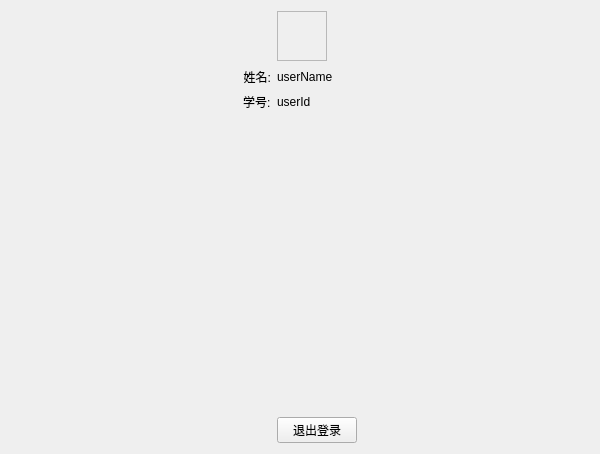
The window that ui_src/userInfo.ui (fx-tourist/ahutTool) describes before a commit, drawn with Qt 5.
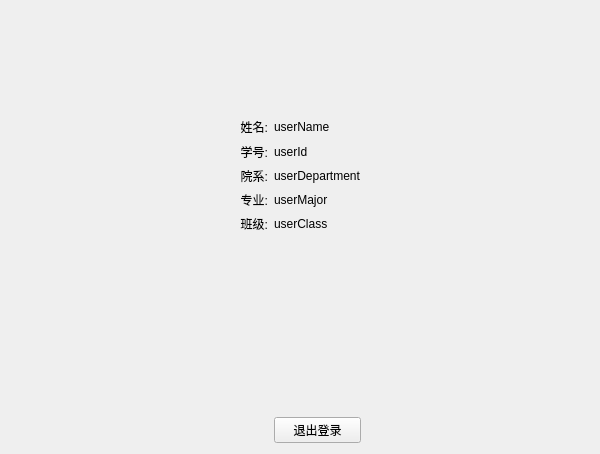
The same window after the commit.

Commit message: login logic finished

```diff
--- a/ui_src/userInfo.ui
+++ b/ui_src/userInfo.ui
@@ -15,51 +15,96 @@
   </property>
   <layout class="QGridLayout" name="gridLayout">
    <item row="3" column="1">
-    <widget class="QLabel" name="userNameTxt">
-     <property name="maximumSize">
-      <size>
-       <width>120</width>
-       <height>16777215</height>
-      </size>
+    <widget class="QLabel" name="userIdTxt">
+     <property name="sizePolicy">
+      <sizepolicy hsizetype="Preferred" vsizetype="Preferred">
+       <horstretch>0</horstretch>
+       <verstretch>0</verstretch>
+      </sizepolicy>
      </property>
      <property name="text">
-      <string>姓名:</string>
+      <string>学号:</string>
      </property>
      <property name="alignment">
       <set>Qt::AlignmentFlag::AlignRight|Qt::AlignmentFlag::AlignTrailing|Qt::AlignmentFlag::AlignVCenter</set>
      </property>
     </widget>
    </item>
-   <item row="1" column="2">
-    <widget class="QFrame" name="userAvatar">
-     <property name="minimumSize">
+   <item row="2" column="3">
+    <spacer name="horizontalSpacer">
+     <property name="orientation">
+      <enum>Qt::Orientation::Horizontal</enum>
+     </property>
+     <property name="sizeHint" stdset="0">
       <size>
-       <width>50</width>
-       <height>50</height>
+       <width>40</width>
+       <height>20</height>
       </size>
      </property>
-     <property name="maximumSize">
+    </spacer>
+   </item>
+   <item row="2" column="0">
+    <spacer name="horizontalSpacer_2">
+     <property name="orientation">
+      <enum>Qt::Orientation::Horizontal</enum>
+     </property>
+     <property name="sizeHint" stdset="0">
       <size>
-       <width>50</width>
-       <height>50</height>
+       <width>40</width>
+       <height>20</height>
       </size>
      </property>
-     <property name="frameShape">
-      <enum>QFrame::Shape::StyledPanel</enum>
-     </property>
-     <property name="frameShadow">
-      <enum>QFrame::Shadow::Raised</enum>
-     </property>
-    </widget>
+    </spacer>
    </item>
-   <item row="4" column="2">
-    <widget class="QLabel" name="userId">
+   <item row="6" column="1">
+    <widget class="QLabel" name="classTxt">
+     <property name="sizePolicy">
+      <sizepolicy hsizetype="Preferred" vsizetype="Preferred">
+       <horstretch>0</horstretch>
+       <verstretch>0</verstretch>
+      </sizepolicy>
+     </property>
      <property name="text">
-      <string>userId</string>
+      <string>班级:</string>
+     </property>
+     <property name="alignment">
+      <set>Qt::AlignmentFlag::AlignRight|Qt::AlignmentFlag::AlignTrailing|Qt::AlignmentFlag::AlignVCenter</set>
      </property>
     </widget>
    </item>
    <item row="5" column="2">
+    <widget class="QLabel" name="userMajor">
+     <property name="sizePolicy">
+      <sizepolicy hsizetype="Preferred" vsizetype="Preferred">
+       <horstretch>0</horstretch>
+       <verstretch>0</verstretch>
+      </sizepolicy>
+     </property>
+     <property name="text">
+      <string>userMajor</string>
+     </property>
+     <property name="alignment">
+      <set>Qt::AlignmentFlag::AlignLeading|Qt::AlignmentFlag::AlignLeft|Qt::AlignmentFlag::AlignVCenter</set>
+     </property>
+    </widget>
+   </item>
+   <item row="4" column="2">
+    <widget class="QLabel" name="userDepartment">
+     <property name="sizePolicy">
+      <sizepolicy hsizetype="Preferred" vsizetype="Preferred">
+       <horstretch>0</horstretch>
+       <verstretch>0</verstretch>
+      </sizepolicy>
+     </property>
+     <property name="text">
+      <string>userDepartment</string>
+     </property>
+     <property name="alignment">
+      <set>Qt::AlignmentFlag::AlignLeading|Qt::AlignmentFlag::AlignLeft|Qt::AlignmentFlag::AlignVCenter</set>
+     </property>
+    </widget>
+   </item>
+   <item row="8" column="2">
     <spacer name="verticalSpacer">
      <property name="orientation">
       <enum>Qt::Orientation::Vertical</enum>
@@ -72,53 +117,150 @@
      </property>
     </spacer>
    </item>
-   <item row="3" column="2">
+   <item row="6" column="2">
+    <widget class="QLabel" name="userClass">
+     <property name="sizePolicy">
+      <sizepolicy hsizetype="Preferred" vsizetype="Preferred">
+       <horstretch>0</horstretch>
+       <verstretch>0</verstretch>
+      </sizepolicy>
+     </property>
+     <property name="text">
+      <string>userClass</string>
+     </property>
+     <property name="alignment">
+      <set>Qt::AlignmentFlag::AlignLeading|Qt::AlignmentFlag::AlignLeft|Qt::AlignmentFlag::AlignVCenter</set>
+     </property>
+    </widget>
+   </item>
+   <item row="2" column="1">
+    <widget class="QLabel" name="userNameTxt">
+     <property name="sizePolicy">
+      <sizepolicy hsizetype="Preferred" vsizetype="Preferred">
+       <horstretch>0</horstretch>
+       <verstretch>0</verstretch>
+      </sizepolicy>
+     </property>
+     <property name="maximumSize">
+      <size>
+       <width>120</width>
+       <height>16777215</height>
+      </size>
+     </property>
+     <property name="text">
+      <string>姓名:</string>
+     </property>
+     <property name="alignment">
+      <set>Qt::AlignmentFlag::AlignRight|Qt::AlignmentFlag::AlignTrailing|Qt::AlignmentFlag::AlignVCenter</set>
+     </property>
+    </widget>
+   </item>
+   <item row="4" column="1">
+    <widget class="QLabel" name="yuanxiTxt">
+     <property name="sizePolicy">
+      <sizepolicy hsizetype="Preferred" vsizetype="Preferred">
+       <horstretch>0</horstretch>
+       <verstretch>0</verstretch>
+      </sizepolicy>
+     </property>
+     <property name="text">
+      <string>院系:</string>
+     </property>
+     <property name="alignment">
+      <set>Qt::AlignmentFlag::AlignRight|Qt::AlignmentFlag::AlignTrailing|Qt::AlignmentFlag::AlignVCenter</set>
+     </property>
+    </widget>
+   </item>
+   <item row="2" column="2">
     <widget class="QLabel" name="userName">
+     <property name="sizePolicy">
+      <sizepolicy hsizetype="Preferred" vsizetype="Preferred">
+       <horstretch>0</horstretch>
+       <verstretch>0</verstretch>
+      </sizepolicy>
+     </property>
      <property name="text">
       <string>userName</string>
      </property>
+     <property name="alignment">
+      <set>Qt::AlignmentFlag::AlignLeading|Qt::AlignmentFlag::AlignLeft|Qt::AlignmentFlag::AlignVCenter</set>
+     </property>
     </widget>
    </item>
-   <item row="3" column="0">
-    <spacer name="horizontalSpacer_2">
-     <property name="orientation">
-      <enum>Qt::Orientation::Horizontal</enum>
+   <item row="7" column="1" colspan="2">
+    <widget class="QLabel" name="messageShow">
+     <property name="sizePolicy">
+      <sizepolicy hsizetype="Ignored" vsizetype="Preferred">
+       <horstretch>0</horstretch>
+       <verstretch>0</verstretch>
+      </sizepolicy>
      </property>
-     <property name="sizeHint" stdset="0">
-      <size>
-       <width>40</width>
-       <height>20</height>
-      </size>
-     </property>
-    </spacer>
-   </item>
-   <item row="3" column="3">
-    <spacer name="horizontalSpacer">
-     <property name="orientation">
-      <enum>Qt::Orientation::Horizontal</enum>
-     </property>
-     <property name="sizeHint" stdset="0">
-      <size>
-       <width>40</width>
-       <height>20</height>
-      </size>
-     </property>
-    </spacer>
-   </item>
-   <item row="4" column="1">
-    <widget class="QLabel" name="userIdTxt">
      <property name="text">
-      <string>学号:</string>
+      <string/>
+     </property>
+     <property name="alignment">
+      <set>Qt::AlignmentFlag::AlignCenter</set>
      </property>
     </widget>
    </item>
-   <item row="7" column="2">
-    <widget class="QPushButton" name="exitUser_button">
+   <item row="10" column="2">
+    <widget class="QPushButton" name="loginOut_button">
      <property name="text">
       <string>退出登录</string>
      </property>
     </widget>
    </item>
+   <item row="5" column="1">
+    <widget class="QLabel" name="major">
+     <property name="sizePolicy">
+      <sizepolicy hsizetype="Preferred" vsizetype="Preferred">
+       <horstretch>0</horstretch>
+       <verstretch>0</verstretch>
+      </sizepolicy>
+     </property>
+     <property name="text">
+      <string>专业:</string>
+     </property>
+     <property name="alignment">
+      <set>Qt::AlignmentFlag::AlignRight|Qt::AlignmentFlag::AlignTrailing|Qt::AlignmentFlag::AlignVCenter</set>
+     </property>
+    </widget>
+   </item>
+   <item row="3" column="2">
+    <widget class="QLabel" name="userId">
+     <property name="sizePolicy">
+      <sizepolicy hsizetype="Preferred" vsizetype="Preferred">
+       <horstretch>0</horstretch>
+       <verstretch>0</verstretch>
+      </sizepolicy>
+     </property>
+     <property name="text">
+      <string>userId</string>
+     </property>
+     <property name="alignment">
+      <set>Qt::AlignmentFlag::AlignLeading|Qt::AlignmentFlag::AlignLeft|Qt::AlignmentFlag::AlignVCenter</set>
+     </property>
+    </widget>
+   </item>
+   <item row="0" column="1" rowspan="2" colspan="2">
+    <widget class="QLabel" name="userAvatar">
+     <property name="sizePolicy">
+      <sizepolicy hsizetype="Expanding" vsizetype="Expanding">
+       <horstretch>0</horstretch>
+       <verstretch>0</verstretch>
+      </sizepolicy>
+     </property>
+     <property name="minimumSize">
+      <size>
+       <width>100</width>
+       <height>100</height>
+      </size>
+     </property>
+     <property name="text">
+      <string/>
+     </property>
+    </widget>
+   </item>
   </layout>
  </widget>
  <resources/>
```
The commit also changes 12 other files.
